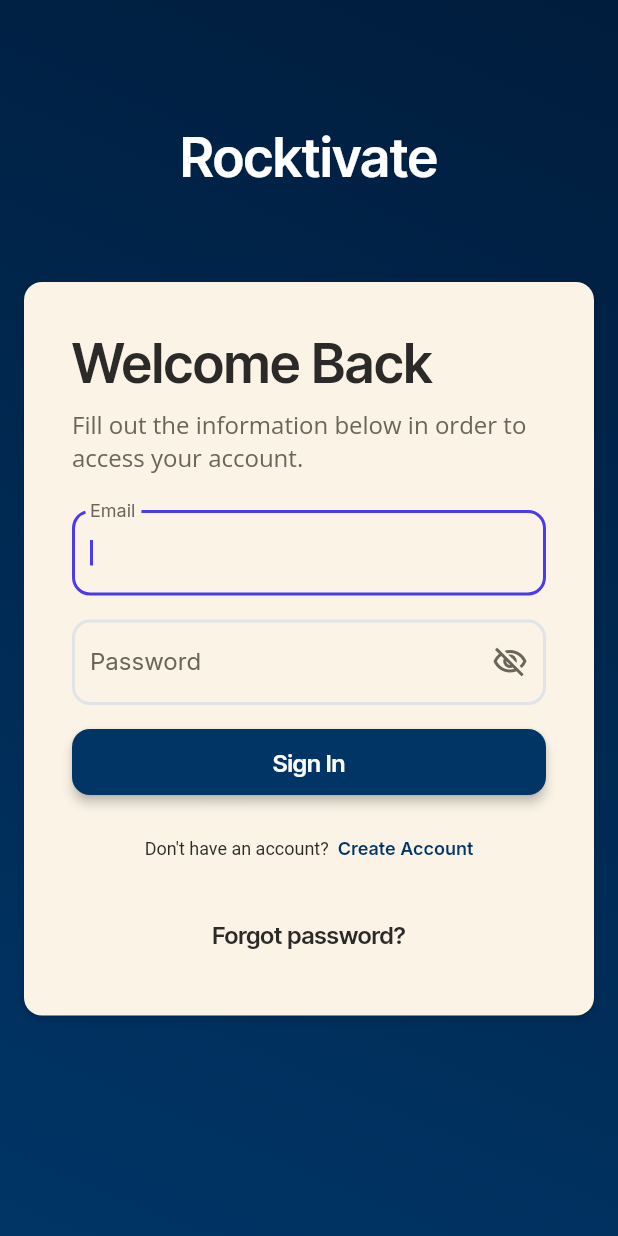
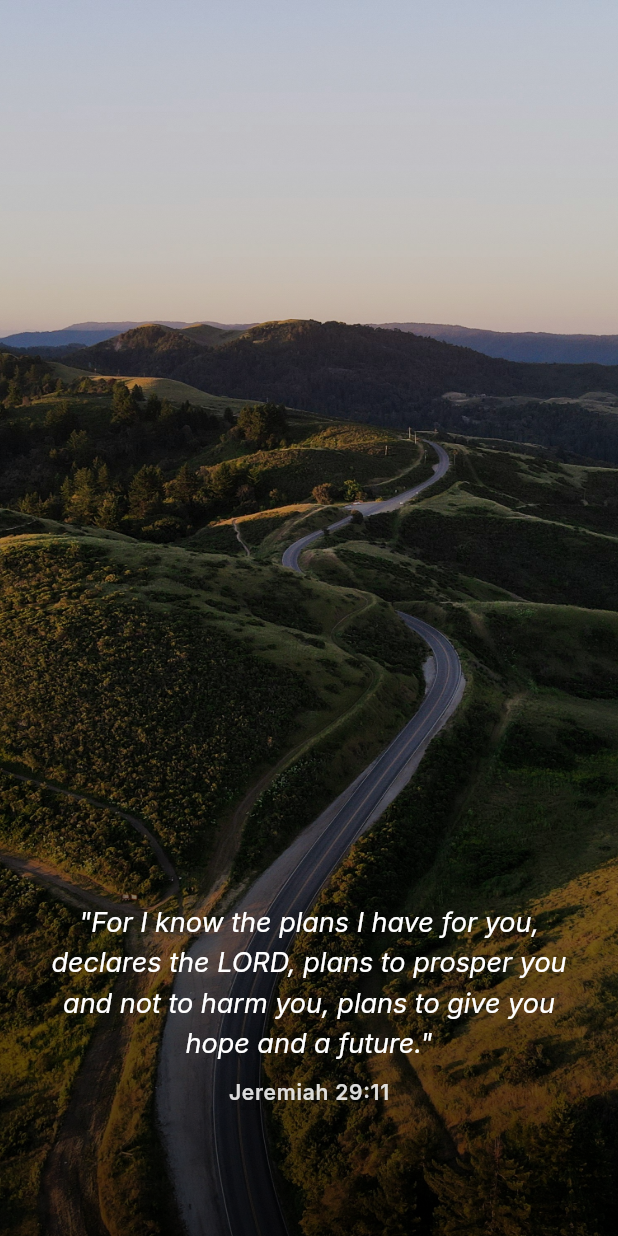
Before and after one commit to raaj5671/rocktivate-main, a Flutter app: the screen it shows after launch, on a phone screen of 412 x 824 dp. Run offline on Flutter 3.47's test engine with Material 3 defaults, Android fonts, the phone set to English and light mode, and no system bars; drawn by our look-alikes of auto_size_text, flutter_animate; our stand-ins replace carousel_slider, dropdown_button2, easy_debounce, equatable, file_picker, flutter_card_swiper and 16 more; missing offline and left inert: debug_panel_proto, json_path, liquid_glass_widgets, mime_type, webview_flutter_android, webviewx_plus; accounts and stored records are empty; network calls fail.

Commit message:
Add a branded splash screen with a live Bible verse, and a time-based greeting
Replaces the launch experience: instead of a bare white/spinner screen, the
app now shows a full-bleed background image with a randomly fetched Bible
verse (via the OurManna API, with an offline fallback) for at least 12
seconds before handing off to Home or Login. Also fixes the pre-route
loading gate that was flashing blank white before any screen rendered, and
replaces the static "Welcome" header with a time-of-day greeting (sun icon
for morning/afternoon, moon icon for evening/night).

```diff
--- a/lib/index.dart
+++ b/lib/index.dart
@@ -1,4 +1,5 @@
 // Export pages
+export '/splash/splash_widget.dart' show SplashWidget;
 export '/pages/public_feed/public_feed_widget.dart' show PublicFeedWidget;
 export '/pages/needs/needs_widget.dart' show NeedsWidget;
 export '/pages/accomodation/accomodation_widget.dart' show AccomodationWidget;
--- /dev/null
+++ b/lib/splash/splash_widget.dart
@@ -0,0 +1,174 @@
+import 'dart:convert';
+
+import 'package:flutter/material.dart';
+import 'package:google_fonts/google_fonts.dart';
+import 'package:http/http.dart' as http;
+
+// Fallback verse used if the network fetch fails or times out, so the
+// splash never gets stuck with nothing to show.
+const _kFallbackVerseText =
+    'For I know the plans I have for you, declares the LORD, plans to '
+    'prosper you and not to harm you, plans to give you hope and a future.';
+const _kFallbackVerseReference = 'Jeremiah 29:11';
+
+/// Shows a background image with a freshly-fetched Bible verse while the
+/// app decides where to route the user, then hands off to [child].
+class SplashWidget extends StatefulWidget {
+  const SplashWidget({super.key, required this.child});
+
+  final Widget child;
+
+  @override
+  State<SplashWidget> createState() => _SplashWidgetState();
+}
+
+class _SplashWidgetState extends State<SplashWidget> {
+  bool _showSplash = true;
+  String? _verseText;
+  String? _verseReference;
+
+  @override
+  void initState() {
+    super.initState();
+    _loadVerseAndProceed();
+  }
+
+  Future<void> _loadVerseAndProceed() async {
+    final minDisplay = Future<void>.delayed(const Duration(seconds: 12));
+    try {
+      final response = await http
+          .get(Uri.parse(
+              'https://beta.ourmanna.com/api/v1/get?format=json&order=random'))
+          .timeout(const Duration(seconds: 5));
+      if (response.statusCode == 200) {
+        final data = jsonDecode(response.body) as Map<String, dynamic>;
+        final details = (data['verse'] as Map<String, dynamic>)['details']
+            as Map<String, dynamic>;
+        _verseText = details['text'] as String?;
+        _verseReference = details['reference'] as String?;
+      }
+    } catch (_) {
+      // Fetch failed or timed out; fall back below.
+    }
+    _verseText ??= _kFallbackVerseText;
+    _verseReference ??= _kFallbackVerseReference;
+    if (mounted) {
+      setState(() {});
+    }
+
+    await minDisplay;
+    if (mounted) {
+      setState(() => _showSplash = false);
+    }
+  }
+
+  @override
+  Widget build(BuildContext context) {
+    return AnimatedSwitcher(
+      duration: const Duration(milliseconds: 450),
+      child: _showSplash
+          ? _SplashContent(
+              key: const ValueKey('splash'),
+              verseText: _verseText,
+              verseReference: _verseReference,
+            )
+          : KeyedSubtree(
+              key: const ValueKey('app'),
+              child: widget.child,
+            ),
+    );
+  }
+}
+
+class _SplashContent extends StatelessWidget {
+  const _SplashContent({
+    super.key,
+    required this.verseText,
+    required this.verseReference,
+  });
+
+  final String? verseText;
+  final String? verseReference;
+
+  @override
+  Widget build(BuildContext context) {
+    return Scaffold(
+      body: Stack(
+        fit: StackFit.expand,
+        children: [
+          Image.asset(
+            'assets/images/splash_background.jpg',
+            fit: BoxFit.cover,
+          ),
+          DecoratedBox(
+            decoration: BoxDecoration(
+              gradient: LinearGradient(
+                begin: Alignment.topCenter,
+                end: Alignment.bottomCenter,
+                colors: [
+                  Colors.black.withValues(alpha: 0.10),
+                  Colors.black.withValues(alpha: 0.30),
+                  Colors.black.withValues(alpha: 0.70),
+                ],
+                stops: const [0.0, 0.5, 1.0],
+              ),
+            ),
+          ),
+          SafeArea(
+            child: Padding(
+              padding:
+                  const EdgeInsets.symmetric(horizontal: 32.0, vertical: 48.0),
+              child: Column(
+                mainAxisAlignment: MainAxisAlignment.end,
+                crossAxisAlignment: CrossAxisAlignment.center,
+                children: [
+                  AnimatedSwitcher(
+                    duration: const Duration(milliseconds: 300),
+                    child: verseText == null
+                        ? const SizedBox(
+                            key: ValueKey('loading'),
+                            width: 22.0,
+                            height: 22.0,
+                            child: CircularProgressIndicator(
+                              strokeWidth: 2.2,
+                              valueColor:
+                                  AlwaysStoppedAnimation(Colors.white70),
+                            ),
+                          )
+                        : Column(
+                            key: const ValueKey('verse'),
+                            crossAxisAlignment: CrossAxisAlignment.center,
+                            children: [
+                              Text(
+                                '"$verseText"',
+                                textAlign: TextAlign.center,
+                                style: GoogleFonts.inter(
+                                  color: Colors.white,
+                                  fontSize: 18.0,
+                                  height: 1.5,
+                                  fontStyle: FontStyle.italic,
+                                ),
+                              ),
+                              const SizedBox(height: 12.0),
+                              Text(
+                                verseReference ?? '',
+                                style: GoogleFonts.inter(
+                                  color: Colors.white.withValues(alpha: 0.85),
+                                  fontSize: 14.0,
+                                  fontWeight: FontWeight.w600,
+                                  letterSpacing: 0.5,
+                                ),
+                              ),
+                            ],
+                          ),
+                  ),
+                  const SizedBox(height: 40.0),
+                ],
+              ),
+            ),
+          ),
+        ],
+      ),
+    );
+  }
+}
```
Also changed, not shown: lib/flutter_flow/nav/nav.dart (+26 -14 lines), lib/home/home_widget.dart (+42 -3 lines), assets/images/splash_background.jpg (added), docs/ethan-dow-ZeDw8ck4XEM-unsplash.jpg (added).
